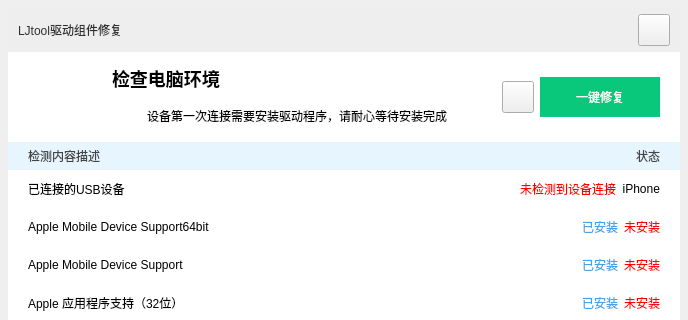
Qt form RepairDriver.ui (chifandeyu/iTunesDriverTool) before a commit; both pictures show x 0 to 688 and y 0 to 320 of the 688 by 485 pixel window.
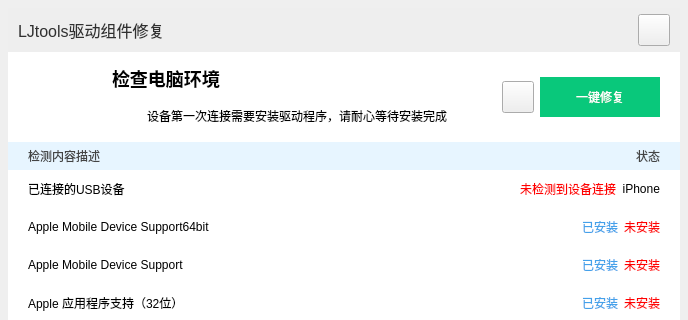
The same form after that commit. Icons and pictures are not drawn.

What changed in the file:
```diff
--- a/RepairDriver.ui
+++ b/RepairDriver.ui
@@ -89,12 +89,21 @@
          </property>
          <item>
           <widget class="QLabel" name="label_4">
+           <property name="font">
+            <font>
+             <family>Microsoft YaHei UI</family>
+             <pointsize>12</pointsize>
+             <weight>9</weight>
+             <italic>false</italic>
+             <bold>false</bold>
+            </font>
+           </property>
            <property name="styleSheet">
             <string notr="true">color: rgb(48, 48, 48);
 font: 75 12pt &quot;Microsoft YaHei UI&quot;;</string>
            </property>
            <property name="text">
-            <string>LJtool驱动组件修复</string>
+            <string>LJtools驱动组件修复</string>
            </property>
           </widget>
          </item>
```
